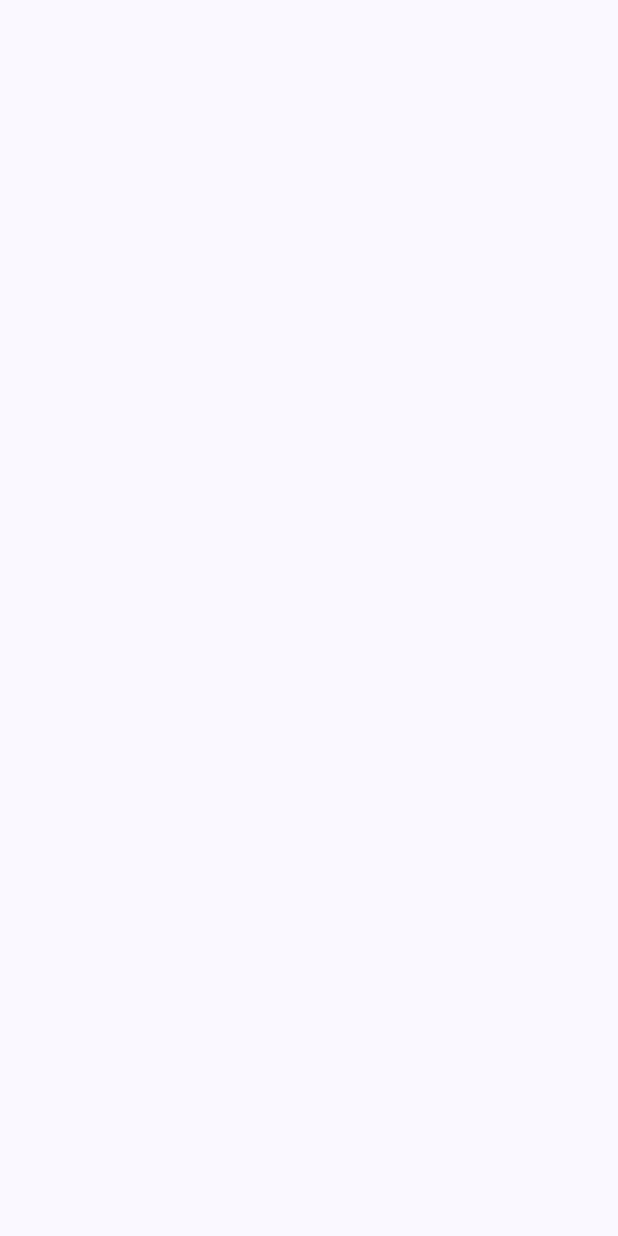
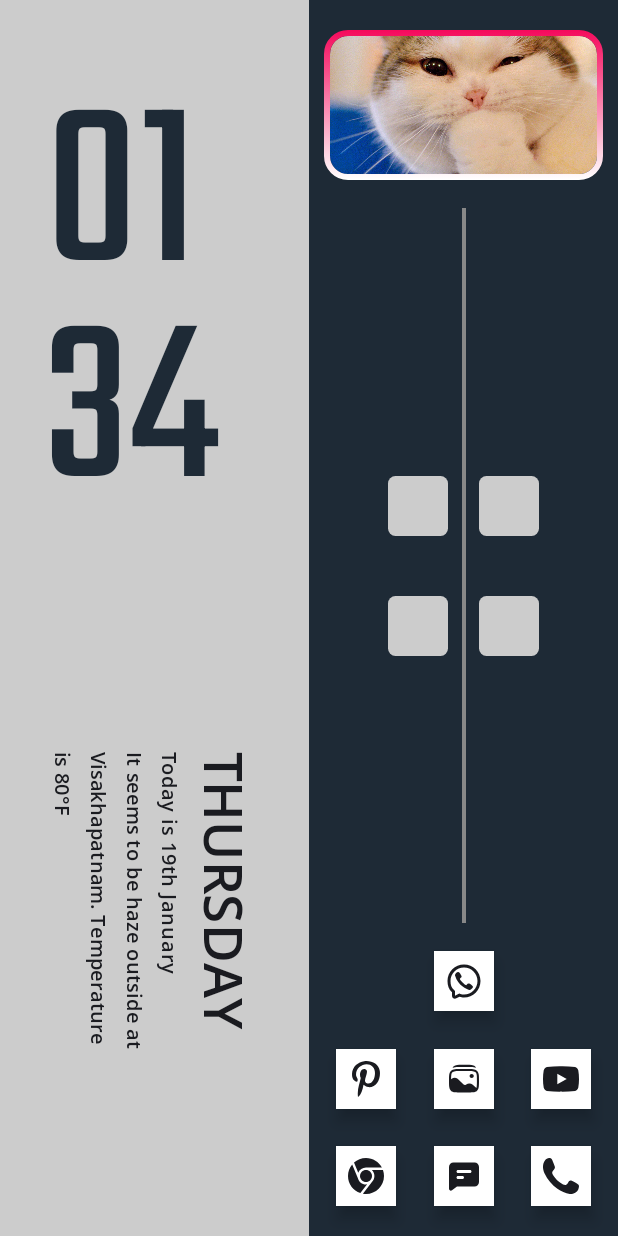
Before and after one commit to tCreates/uiDemo5, an Android app built with Jetpack Compose: the screen it shows after launch (MainActivity), on a phone screen of 412 x 824 dp. Before the commit the screen is empty. Run offline under Robolectric (Android 15) with nearby library versions, the phone set to English and light mode, and no system bars.

Commit message:
final touches

```diff
--- a/app/src/main/java/com/tcreatesllc/uidemo5/MainActivity.kt
+++ b/app/src/main/java/com/tcreatesllc/uidemo5/MainActivity.kt
@@ -1,11 +1,16 @@
 package com.tcreatesllc.uidemo5
 
+import android.os.Build
 import android.os.Bundle
+import android.view.WindowInsets
+import android.view.WindowInsetsController
+import android.view.WindowManager
 import androidx.activity.ComponentActivity
 import androidx.activity.compose.setContent
 import androidx.compose.foundation.BorderStroke
 import androidx.compose.foundation.Canvas
 import androidx.compose.foundation.Image
+import androidx.compose.foundation.background
 import androidx.compose.foundation.border
 import androidx.compose.foundation.layout.Arrangement
 import androidx.compose.foundation.layout.Box
@@ -13,6 +18,7 @@ import androidx.compose.foundation.layout.Column
 import androidx.compose.foundation.layout.Row
 import androidx.compose.foundation.layout.fillMaxHeight
 import androidx.compose.foundation.layout.fillMaxSize
+import androidx.compose.foundation.layout.fillMaxWidth
 import androidx.compose.foundation.layout.height
 import androidx.compose.foundation.layout.padding
 import androidx.compose.foundation.layout.size
@@ -37,6 +43,9 @@ import androidx.compose.ui.geometry.RoundRect
 import androidx.compose.ui.geometry.Size
 import androidx.compose.ui.graphics.Brush
 import androidx.compose.ui.graphics.Color
+import androidx.compose.ui.graphics.Color.Companion.Blue
+import androidx.compose.ui.graphics.Color.Companion.Green
+import androidx.compose.ui.graphics.Color.Companion.Red
 import androidx.compose.ui.graphics.StrokeCap
 import androidx.compose.ui.graphics.vector.ImageVector
 import androidx.compose.ui.layout.ContentScale
@@ -48,11 +57,25 @@ import androidx.compose.ui.tooling.preview.Preview
 import androidx.compose.ui.unit.Dp
 import androidx.compose.ui.unit.dp
 import androidx.compose.ui.unit.sp
+import androidx.core.view.WindowCompat
 import com.tcreatesllc.uidemo5.ui.theme.UiDemo5Theme
 
 class MainActivity : ComponentActivity() {
     override fun onCreate(savedInstanceState: Bundle?) {
         super.onCreate(savedInstanceState)
+        actionBar?.hide()
+
+        //Hide the status bars
+
+        WindowCompat.setDecorFitsSystemWindows(window, true)
+        if (Build.VERSION.SDK_INT < Build.VERSION_CODES.R) {
+            window.addFlags(WindowManager.LayoutParams.FLAG_FULLSCREEN)
+        } else {
+            window.insetsController?.apply {
+                hide(WindowInsets.Type.systemBars())
+                systemBarsBehavior = WindowInsetsController.BEHAVIOR_SHOW_TRANSIENT_BARS_BY_SWIPE
+            }
+        }
         setContent {
             UiDemo5Theme {
                 // A surface container using the 'background' color from the theme
@@ -60,6 +83,7 @@ class MainActivity : ComponentActivity() {
                     modifier = Modifier.fillMaxSize(),
                     color = MaterialTheme.colorScheme.background
                 ) {
+                    mainLayout()
 
                 }
             }
@@ -79,7 +103,7 @@ val openSans = FontFamily(
 )
 
 @Composable
-fun cardedImage() {
+fun cardedImage(mods: Modifier) {
     val rainbowColorsBrush = remember {
         Brush.verticalGradient(
             listOf(
@@ -93,8 +117,8 @@ fun cardedImage() {
         painter = painterResource(id = R.drawable.cat_avif),
         contentDescription = "",
         contentScale = ContentScale.Crop,
-        modifier = Modifier
-            .width(150.dp)
+        modifier = mods
+            .fillMaxWidth()
             .height(100.dp)
             .border(
                 BorderStroke(borderWidth, rainbowColorsBrush),
@@ -108,7 +132,7 @@ fun cardedImage() {
 @Composable
 fun floatingActionButton(drawableInt: Int, mods: Modifier) {
     FloatingActionButton(
-        modifier = mods,
+        modifier = mods.size(40.dp),
         containerColor = Color.White,
         onClick = { },
         shape = RoundedCornerShape(0)
@@ -124,12 +148,12 @@ fun floatingActionButton(drawableInt: Int, mods: Modifier) {
 fun roundRect() {
     Canvas(
         modifier = Modifier
-            .size(100.dp)
+            .size(40.dp)
     ) {
         drawRoundRect(
             color = Color.LightGray,
             size = Size(width = size.width, height = size.height),
-            cornerRadius = CornerRadius(x = 10.dp.toPx(), y = 10.dp.toPx())
+            cornerRadius = CornerRadius(x = 5.dp.toPx(), y = 5.dp.toPx())
         )
     }
 }
@@ -144,7 +168,7 @@ fun verticalLine() {
 
     ) {
         drawLine(
-            color = Color.White,
+            color = Color.Gray,
             start = Offset(0f, 0f),
             end = Offset(0f, size.height),
             strokeWidth = 4f,
@@ -155,8 +179,8 @@ fun verticalLine() {
 
 
 @Composable
-fun fabBox() {
-    Box(contentAlignment = Alignment.Center, modifier = Modifier.size(250.dp)) {
+fun fabBox(mods: Modifier) {
+    Box(contentAlignment = Alignment.Center, modifier = mods.size(170.dp)) {
         floatingActionButton(
             drawableInt = R.drawable.whatsapp_svgrepo_com, mods = Modifier.align(
                 Alignment.TopCenter
@@ -200,13 +224,13 @@ fun fabBox() {
 fun boxyColumn() {
     LazyColumn(
         verticalArrangement = Arrangement.Center,
-        modifier = Modifier.height(600.dp)
+        modifier = Modifier.height(300.dp)
     ) {
         items(2) { index ->
             Row(
                 modifier = Modifier.padding(
-                    top = 30.dp,
-                    bottom = 30.dp,
+                    top = 20.dp,
+                    bottom = 20.dp,
                     start = 5.dp,
                     end = 5.dp
                 )
@@ -219,11 +243,11 @@ fun boxyColumn() {
 
 
 @Composable
-fun lineColumn() {
+fun lineColumn(mods: Modifier) {
     Row(
         horizontalArrangement = Arrangement.Center,
-        verticalAlignment = Alignment.CenterVertically
-        // modifier = Modifier.width(700.dp)
+        verticalAlignment = Alignment.CenterVertically,
+        modifier = mods
     ) {
         boxyColumn()
         verticalLine()
@@ -233,22 +257,26 @@ fun lineColumn() {
 
 
 @Composable
-fun timeText() {
+fun timeText(mods: Modifier) {
     Text(
-        text = "01\n\n\n\n34",
+        text = "01\n\n\n\n\n\n34",
         fontFamily = fontFamily,
         fontWeight = FontWeight.Normal,
-        fontSize = 90.sp
+        fontSize = 160.sp,
+        modifier = mods.padding(start = 30.dp),
+        color = Color(0xFF1e2a36)
     )
 }
 
 @Composable
-fun rotatedText() {
-    Column(modifier = Modifier
-        .rotate(90f)
-        .height(260.dp)
-        .width(250.dp)
-        .padding(top = 40.dp)) {
+fun rotatedText(mods: Modifier) {
+    Column(
+        modifier = mods
+            .rotate(90f)
+            .height(300.dp)
+            .width(250.dp)
+            .padding(top = 80.dp)
+    ) {
         Text(
             text = "THURSDAY",
             fontFamily = openSans,
@@ -262,11 +290,68 @@ fun rotatedText() {
             fontSize = 13.5.sp,
         )
         Text(
-            text = "It seems to be haze outside at\nVisakhapatnam. Temperature is 80°F",
+            text = "It seems to be haze outside at Visakhapatnam. Temperature is 80°F",
             fontFamily = openSans,
             fontWeight = FontWeight.Bold,
             fontSize = 13.sp,
         )
+    }
+}
+
+@Composable
+fun mainLayout() {
+    Column(
+        Modifier
+            .fillMaxSize()
+    ) {
+        Row(
+            Modifier
+                .fillMaxWidth()
+                .weight(1f)
+                .background(Blue),
+            verticalAlignment = Alignment.CenterVertically,
+            horizontalArrangement = Arrangement.Center,
+        ) {
+            Column(
+                Modifier
+                    .fillMaxSize()
+                    .weight(1f)
+                    .background(Color.LightGray)
+            ) {
+                Box(
+                    modifier = Modifier
+                        .fillMaxSize()
+                        .padding(top = 20.dp, bottom = 70.dp)
+                ) {
+                    timeText(Modifier.align(Alignment.TopStart))
+                    rotatedText(Modifier.align(Alignment.BottomStart))
+                }
+            }
+
+
+            Column(
+                Modifier
+                    .fillMaxSize()
+                    .weight(1f)
+                    .background(Color(0xFF1e2a36))
+                    .padding(top = 20.dp, bottom = 20.dp, end = 10.dp, start = 10.dp)
+            ) {
+                Box(
+                    modifier = Modifier
+                        .fillMaxSize()
+
+                ) {
+                    cardedImage(Modifier.align(Alignment.TopCenter))
+                    lineColumn(
+                        Modifier
+                            .align(Alignment.Center)
+                            .padding(top = 120.dp, bottom = 190.dp)
+                    )
+                    fabBox(Modifier.align(Alignment.BottomCenter))
+                }
+            }
+
+        }
     }
 }
 
@@ -282,6 +367,13 @@ fun GreetingPreview() {
         //boxyColumn()
         // lineColumn()
         //timeText()
-        rotatedText()
+        //rotatedText()
+        Surface(
+            modifier = Modifier.fillMaxSize(),
+            color = MaterialTheme.colorScheme.background
+        ) {
+            mainLayout()
+        }
+
     }
 }
--- a/app/src/main/res/drawable/call_192_svgrepo_com.xml
+++ b/app/src/main/res/drawable/call_192_svgrepo_com.xml
@@ -1,5 +1,5 @@
-<vector android:height="48dp" android:viewportHeight="15"
-    android:viewportWidth="15" android:width="48dp" xmlns:android="http://schemas.android.com/apk/res/android">
+<vector android:height="24dp" android:viewportHeight="15"
+    android:viewportWidth="15" android:width="24dp" xmlns:android="http://schemas.android.com/apk/res/android">
     <path android:fillColor="#000000" android:fillType="evenOdd"
         android:pathData="M14.73,12.996C14.267,14.403 12.453,15.105 11.157,14.988C9.387,14.828 7.461,13.889 5.999,12.855C3.85,11.335 1.837,8.984 0.664,6.489C-0.165,4.726 -0.351,2.558 0.882,0.951C1.338,0.357 1.831,0.04 2.572,0.003C3.6,-0.047 3.744,0.541 4.097,1.457C4.36,2.142 4.711,2.841 4.907,3.551C5.274,4.876 3.991,4.931 3.829,6.014C3.728,6.697 4.556,7.613 4.93,8.1C5.663,9.054 6.544,9.877 7.538,10.503C8.107,10.862 9.026,11.509 9.678,11.152C10.682,10.602 10.587,8.909 11.991,9.482C12.718,9.778 13.422,10.205 14.116,10.579C15.189,11.156 15.139,11.754 14.73,12.996C14.424,13.924 15.036,12.068 14.73,12.996"
         android:strokeColor="#00000000" android:strokeWidth="1"/>
--- a/app/src/main/res/drawable/chrome_svgrepo_com__1_.xml
+++ b/app/src/main/res/drawable/chrome_svgrepo_com__1_.xml
@@ -1,5 +1,5 @@
-<vector android:height="48dp" android:viewportHeight="15"
-    android:viewportWidth="15" android:width="48dp" xmlns:android="http://schemas.android.com/apk/res/android">
+<vector android:height="24dp" android:viewportHeight="15"
+    android:viewportWidth="15" android:width="24dp" xmlns:android="http://schemas.android.com/apk/res/android">
     <path android:fillColor="#000000" android:pathData="M2.503,1.907C3.829,0.721 5.58,0 7.5,0C10.378,0 12.878,1.621 14.135,4H7.5C6.046,4 4.799,4.887 4.27,6.149L2.503,1.907Z"/>
     <path android:fillColor="#000000" android:pathData="M1.745,2.689C0.656,3.992 0,5.669 0,7.5C0,10.824 2.162,13.643 5.156,14.627L7.967,10.969C7.814,10.99 7.658,11 7.5,11C5.836,11 4.444,9.839 4.088,8.284C4.069,8.256 4.052,8.225 4.038,8.192L1.745,2.689Z"/>
     <path android:fillColor="#000000" android:pathData="M6.215,14.89C6.632,14.962 7.062,15 7.5,15C11.643,15 15,11.643 15,7.5C15,6.621 14.849,5.778 14.571,4.995C14.548,4.998 14.524,5 14.5,5H9.949C10.598,5.635 11,6.521 11,7.5C11,8.423 10.643,9.263 10.059,9.888C10.055,9.894 10.051,9.899 10.047,9.905L6.215,14.89Z"/>
--- a/app/src/main/res/drawable/gallery_wide_svgrepo_com.xml
+++ b/app/src/main/res/drawable/gallery_wide_svgrepo_com.xml
@@ -1,5 +1,5 @@
-<vector android:height="48dp" android:viewportHeight="24"
-    android:viewportWidth="24" android:width="48dp" xmlns:android="http://schemas.android.com/apk/res/android">
+<vector android:height="24dp" android:viewportHeight="24"
+    android:viewportWidth="24" android:width="24dp" xmlns:android="http://schemas.android.com/apk/res/android">
     <path android:fillColor="#1C274C" android:pathData="M18.512,10.077C18.512,10.816 17.887,11.415 17.116,11.415C16.346,11.415 15.721,10.816 15.721,10.077C15.721,9.338 16.346,8.74 17.116,8.74C17.887,8.74 18.512,9.338 18.512,10.077Z"/>
     <path android:fillColor="#1C274C" android:fillType="evenOdd" android:pathData="M18.036,5.532C16.977,5.396 15.623,5.396 13.913,5.396H10.087C8.378,5.396 7.023,5.396 5.964,5.532C4.873,5.673 3.99,5.969 3.294,6.636C2.598,7.304 2.289,8.15 2.142,9.195C2,10.211 2,11.509 2,13.148V13.248C2,14.887 2,16.185 2.142,17.201C2.289,18.246 2.598,19.092 3.294,19.759C3.99,20.427 4.873,20.723 5.964,20.863C7.023,21 8.378,21 10.087,21H13.913C15.623,21 16.977,21 18.036,20.863C19.127,20.723 20.01,20.427 20.706,19.759C21.402,19.092 21.711,18.246 21.858,17.201C22,16.185 22,14.887 22,13.248V13.148C22,11.509 22,10.211 21.858,9.195C21.711,8.15 21.402,7.304 20.706,6.636C20.01,5.969 19.127,5.673 18.036,5.532ZM6.15,6.858C5.214,6.979 4.675,7.205 4.281,7.582C3.887,7.959 3.651,8.476 3.525,9.373C3.424,10.093 3.402,10.992 3.397,12.169L3.868,11.774C4.992,10.831 6.686,10.885 7.742,11.897L11.733,15.722C12.132,16.105 12.761,16.157 13.223,15.846L13.501,15.659C14.831,14.763 16.631,14.867 17.84,15.91L20.248,17.987C20.346,17.723 20.421,17.407 20.475,17.022C20.603,16.106 20.605,14.898 20.605,13.198C20.605,11.498 20.603,10.29 20.475,9.373C20.349,8.476 20.113,7.959 19.719,7.582C19.326,7.205 18.786,6.979 17.85,6.858C16.894,6.735 15.634,6.733 13.861,6.733H10.139C8.366,6.733 7.106,6.735 6.15,6.858Z"/>
     <path android:fillColor="#1C274C" android:pathData="M17.086,2.61C16.226,2.5 15.132,2.5 13.767,2.5H10.677C9.313,2.5 8.218,2.5 7.358,2.61C6.468,2.725 5.726,2.968 5.137,3.531C4.797,3.855 4.569,4.228 4.413,4.649C4.917,4.419 5.487,4.284 6.127,4.201C7.211,4.06 8.597,4.06 10.346,4.06H14.261C16.01,4.06 17.396,4.06 18.48,4.201C19.039,4.273 19.545,4.386 20,4.566C19.845,4.179 19.625,3.834 19.308,3.531C18.719,2.968 17.977,2.725 17.086,2.61Z"/>
--- a/app/src/main/res/drawable/message_4_svgrepo_com.xml
+++ b/app/src/main/res/drawable/message_4_svgrepo_com.xml
@@ -1,6 +1,6 @@
 <vector xmlns:android="http://schemas.android.com/apk/res/android"
-    android:width="48dp"
-    android:height="48dp"
+    android:width="24dp"
+    android:height="24dp"
     android:viewportWidth="24"
     android:viewportHeight="24">
   <path
--- a/app/src/main/res/drawable/pinterest_svgrepo_com.xml
+++ b/app/src/main/res/drawable/pinterest_svgrepo_com.xml
@@ -1,4 +1,4 @@
-<vector android:height="48dp" android:viewportHeight="512"
-    android:viewportWidth="512" android:width="48dp" xmlns:android="http://schemas.android.com/apk/res/android">
+<vector android:height="24dp" android:viewportHeight="512"
+    android:viewportWidth="512" android:width="24dp" xmlns:android="http://schemas.android.com/apk/res/android">
     <path android:fillColor="#000000" android:pathData="M220.65,338.48C207.22,408.83 190.84,476.27 142.3,511.5c-15,-106.33 21.99,-186.19 39.17,-270.97c-29.29,-49.29 3.52,-148.5 65.29,-124.06c76,30.07 -65.81,183.28 29.38,202.42c99.4,19.97 139.99,-172.48 78.36,-235.05C265.43,-6.54 95.25,81.78 116.18,211.16c5.09,31.63 37.76,41.22 13.06,84.88c-57,-12.65 -74,-57.6 -71.82,-117.53c3.53,-98.11 88.14,-166.79 173.02,-176.29c107.34,-12.01 208.08,39.4 221.99,140.38c15.67,113.98 -48.44,237.41 -163.23,228.53C258.08,368.7 245.02,353.28 220.65,338.48z"/>
 </vector>
--- a/app/src/main/res/drawable/whatsapp_svgrepo_com.xml
+++ b/app/src/main/res/drawable/whatsapp_svgrepo_com.xml
@@ -1,5 +1,5 @@
-<vector android:height="48dp" android:viewportHeight="24"
-    android:viewportWidth="24" android:width="48dp" xmlns:android="http://schemas.android.com/apk/res/android">
+<vector android:height="24dp" android:viewportHeight="24"
+    android:viewportWidth="24" android:width="24dp" xmlns:android="http://schemas.android.com/apk/res/android">
     <path android:fillColor="#0F0F0F" android:pathData="M6.014,8.006C6.128,7.102 7.303,5.874 8.235,6.01L8.233,6.009C9.141,6.181 9.859,7.743 10.264,8.445C10.55,8.954 10.364,9.47 10.097,9.688C9.736,9.979 9.171,10.38 9.289,10.783C9.5,11.5 12,14 13.23,14.711C13.695,14.98 14.033,14.27 14.321,13.907C14.53,13.627 15.047,13.46 15.555,13.736C16.314,14.178 17.029,14.692 17.69,15.27C18.02,15.546 18.098,15.954 17.869,16.385C17.466,17.144 16.3,18.146 15.454,17.942C13.976,17.587 8,15.27 6.08,8.558C5.972,8.24 6,8.12 6.014,8.006Z"/>
     <path android:fillColor="#0F0F0F" android:fillType="evenOdd" android:pathData="M12,23C10.776,23 10.099,22.869 9,22.5L6.894,23.553C5.565,24.218 4,23.251 4,21.764V19.5C1.847,17.492 1,15.177 1,12C1,5.925 5.925,1 12,1C18.075,1 23,5.925 23,12C23,18.075 18.075,23 12,23ZM6,18.63L5.364,18.037C3.691,16.477 3,14.733 3,12C3,7.029 7.029,3 12,3C16.971,3 21,7.029 21,12C21,16.971 16.971,21 12,21C11.014,21 10.552,20.911 9.636,20.604L8.848,20.34L6,21.764V18.63Z"/>
 </vector>
--- a/app/src/main/res/drawable/youtube_svgrepo_com.xml
+++ b/app/src/main/res/drawable/youtube_svgrepo_com.xml
@@ -1,4 +1,4 @@
-<vector android:height="48dp" android:viewportHeight="24"
-    android:viewportWidth="24" android:width="48dp" xmlns:android="http://schemas.android.com/apk/res/android">
+<vector android:height="36dp" android:viewportHeight="24"
+    android:viewportWidth="24" android:width="36dp" xmlns:android="http://schemas.android.com/apk/res/android">
     <path android:fillColor="#000000" android:pathData="M19.67,8.14C19.581,7.797 19.403,7.484 19.153,7.233C18.904,6.982 18.592,6.801 18.25,6.71C16.176,6.465 14.088,6.355 12,6.38C9.912,6.355 7.824,6.465 5.75,6.71C5.408,6.801 5.096,6.982 4.847,7.233C4.597,7.484 4.419,7.797 4.33,8.14C4.103,9.414 3.992,10.706 4,12C3.992,13.301 4.102,14.599 4.33,15.88C4.424,16.217 4.604,16.524 4.853,16.77C5.102,17.015 5.412,17.191 5.75,17.28C7.824,17.525 9.912,17.635 12,17.61C14.088,17.635 16.176,17.525 18.25,17.28C18.588,17.191 18.898,17.015 19.147,16.77C19.396,16.524 19.576,16.217 19.67,15.88C19.898,14.599 20.008,13.301 20,12C20.008,10.706 19.897,9.414 19.67,8.14ZM10.36,14.39V9.63L14.55,12L10.36,14.38V14.39Z"/>
 </vector>
```
